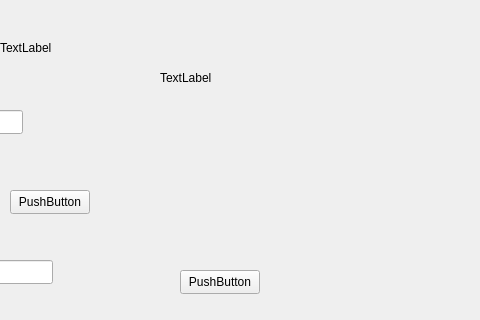
The window that homescreen.ui (cameron001/cs100_finalproject) describes before a commit, drawn with Qt 5; both pictures show x 160 to 640 and y 0 to 320 of the 800 by 600 pixel window.
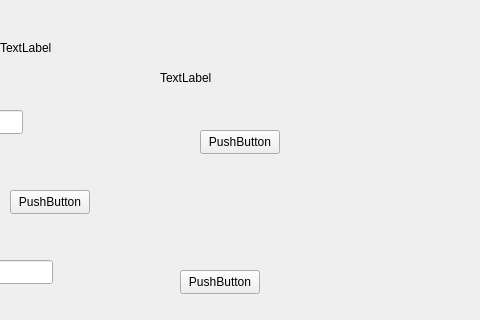
The same window after the commit.

Commit message: Added login functionality prototype. Need to get it working with db still

Diff of the .ui file:
```diff
--- a/homescreen.ui
+++ b/homescreen.ui
@@ -106,6 +106,19 @@
      </rect>
     </property>
    </widget>
+   <widget class="QPushButton" name="librarianLoginButton">
+    <property name="geometry">
+     <rect>
+      <x>360</x>
+      <y>130</y>
+      <width>80</width>
+      <height>24</height>
+     </rect>
+    </property>
+    <property name="text">
+     <string>PushButton</string>
+    </property>
+   </widget>
   </widget>
   <widget class="QMenuBar" name="menubar">
    <property name="geometry">
```
Left out of the diff: 2 changed lines with no effect on the pictures. The commit also changes 14 other files.
